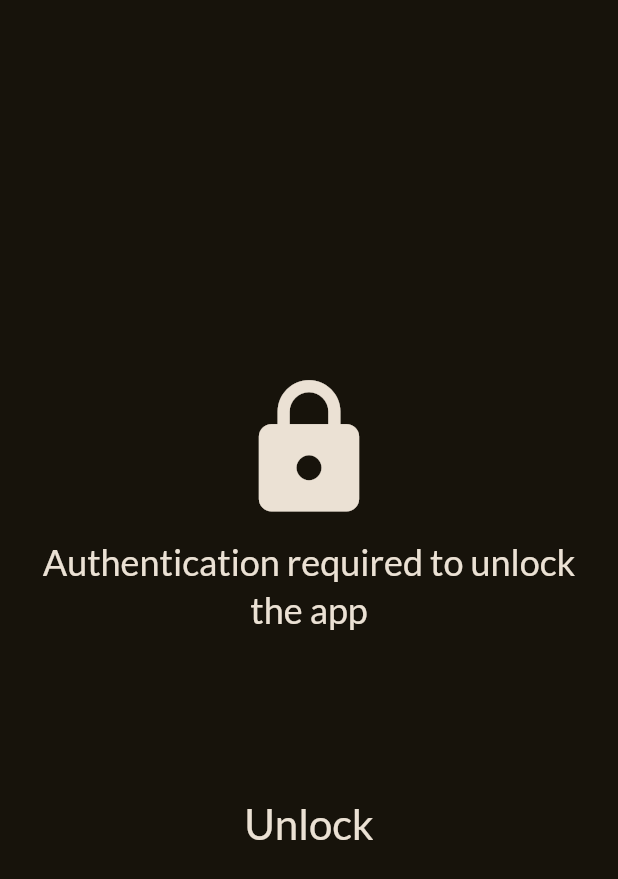
After one commit to ShashankRampardos/meals_app, a Flutter app: the screen it shows after launch, after a tap on "Unlock", on a phone screen of 412 x 824 dp. The commit adds this screen. Shown: the top 879 px of the screen. Run offline on Flutter 3.47's test engine with Material 3 defaults, Android fonts, the phone set to English and light mode, and no system bars; our stand-ins replace flutter_riverpod, google_fonts, local_auth, transparent_image; network calls fail.

Commit message:
addeded biometric app unlock feature

```diff
--- a/lib/main.dart
+++ b/lib/main.dart
@@ -2,13 +2,14 @@ import 'package:flutter/material.dart';
 import 'package:flutter_riverpod/flutter_riverpod.dart';
 
 import 'package:google_fonts/google_fonts.dart';
-import 'package:meals_app/screens/tabs.dart';
+
+import 'package:meals_app/screens/unlock.dart';
 
 final theme = ThemeData(
   useMaterial3: true,
   colorScheme: ColorScheme.fromSeed(
     brightness: Brightness.dark,
-    seedColor: const Color.fromARGB(255, 131, 57, 0),
+    seedColor: const Color.fromARGB(255, 193, 144, 9),
   ),
   textTheme: GoogleFonts.latoTextTheme(),
 );
@@ -22,6 +23,6 @@ class App extends StatelessWidget {
 
   @override
   Widget build(BuildContext context) {
-    return MaterialApp(theme: theme, home: TabsScreen());
+    return MaterialApp(theme: theme, home: UnlockScreen());
   }
 }
--- /dev/null
+++ b/lib/screens/unlock.dart
@@ -0,0 +1,108 @@
+import 'package:flutter/material.dart';
+import 'package:local_auth/local_auth.dart';
+import 'package:meals_app/screens/tabs.dart';
+
+class UnlockScreen extends StatefulWidget {
+  const UnlockScreen({super.key});
+
+  @override
+  State<UnlockScreen> createState() => _UnlockScreenState();
+}
+
+class _UnlockScreenState extends State<UnlockScreen> {
+  final LocalAuthentication auth = LocalAuthentication();
+  bool? canAuthenticate;
+
+  @override
+  initState() {
+    super.initState();
+    // WidgetsBinding.instance.addPostFrameCallback((_) {
+    //   _showBottomSheet();
+    // });
+    _checkBiometrics();
+    WidgetsBinding.instance.addPostFrameCallback((_) => _authenticateUser());
+  }
+
+  Future<void> _checkBiometrics() async {
+    final bool canAuthenticateWithBiometrics = await auth.canCheckBiometrics;
+    final bool isDeviceSupported = await auth.isDeviceSupported();
+    setState(() {
+      canAuthenticate = canAuthenticateWithBiometrics || isDeviceSupported;
+    });
+  }
+
+  Future<void> _authenticateUser() async {
+    try {
+      final bool isAuthenticated = await auth.authenticate(
+        localizedReason:
+            'Please scan the finger print of use password/pattern to unlock meals app',
+        options: const AuthenticationOptions(
+          biometricOnly: false,
+          stickyAuth: true,
+        ),
+      );
+
+      if (isAuthenticated && mounted) {
+        Navigator.pop(context); // close bottom sheet
+        Navigator.push(
+          context,
+          MaterialPageRoute(builder: (ctx) => const TabsScreen()),
+        );
+      }
+    } catch (e) {
+      print('Auth failed: $e');
+    }
+  }
+
+  // void _showBottomSheet() {
+  //   showModalBottomSheet(
+  //     useSafeArea: true,
+  //     isDismissible: true,
+  //     enableDrag: false,
+  //     //isScrollControlled: true,
+  //     context: context,
+  //     builder: (BuildContext ctx) {
+  //       return Authenticate();
+  //     },
+  //   );
+  // }
+
+  @override
+  Widget build(BuildContext context) {
+    return Scaffold(
+      body: Center(
+        child: Padding(
+          padding: EdgeInsets.all(20),
+          child: Column(
+            mainAxisSize: MainAxisSize.min,
+            children: [
+              Icon(
+                size: 100,
+                color: Theme.of(context).colorScheme.onSurface,
+                Icons.lock,
+              ),
+              SizedBox(height: 10),
+              Text(
+                'Authentication required to unlock the app',
+                textAlign: TextAlign.center,
+                style: Theme.of(context).textTheme.headlineSmall!.copyWith(
+                  color: Theme.of(context).colorScheme.onSurface,
+                ),
+              ),
+              SizedBox(height: 100),
+              TextButton(
+                onPressed: _authenticateUser,
+                child: Text(
+                  'Unlock',
+                  style: Theme.of(context).textTheme.headlineMedium!.copyWith(
+                    color: Theme.of(context).colorScheme.onSurface,
+                  ),
+                ),
+              ),
+            ],
+          ),
+        ),
+      ),
+    );
+  }
+}
--- a/pubspec.yaml
+++ b/pubspec.yaml
@@ -13,6 +13,8 @@ dependencies:
   google_fonts: ^6.2.1
   transparent_image: ^2.0.1
   flutter_riverpod: ^2.6.1
+  local_auth: ^2.3.0
+  pinput:
 
 dev_dependencies:
   flutter_test:
```
Also changed, not shown: lib/widgets/authenticate.dart (added, +97 -0 lines), pubspec.lock, 5 other files.
